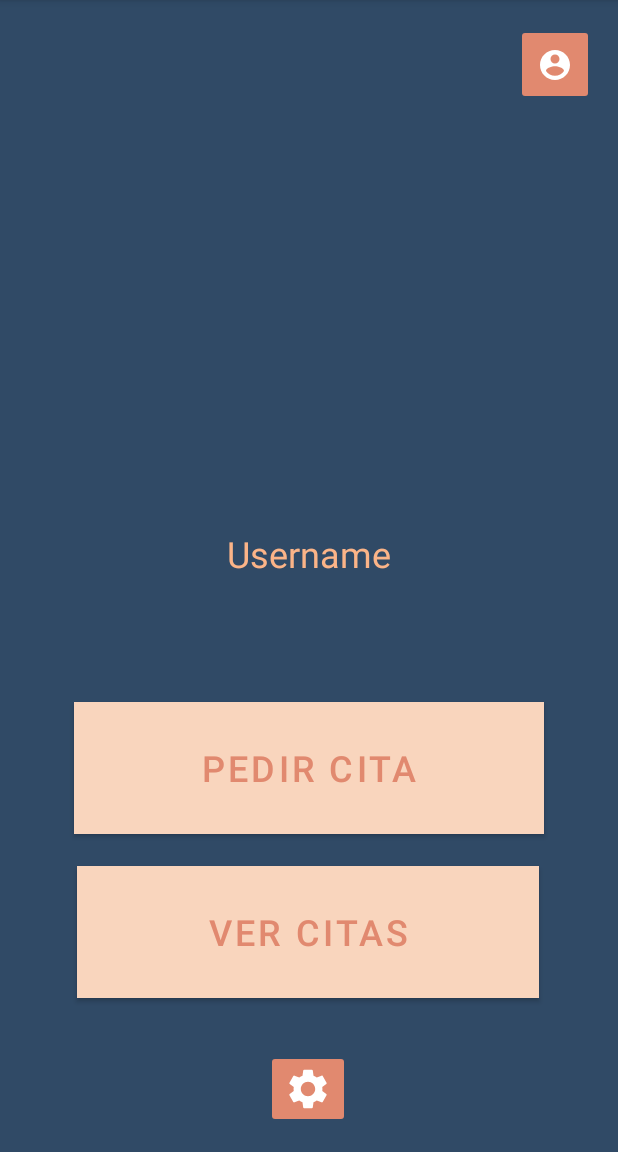
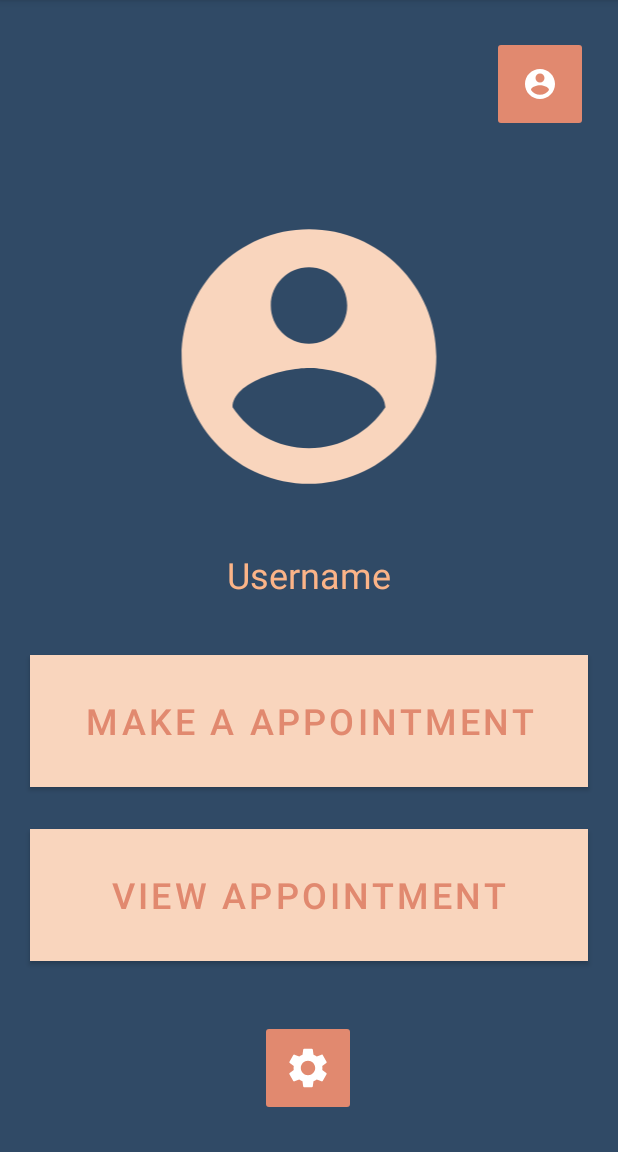
Before and after one commit to Nerd-Geek/PeluqueriaDAM, an Android app: the screen it shows after launch (MainActivity), on a phone screen of 412 x 824 dp, the part 84-1236 px from its top. Run offline under Robolectric (Android 15) with nearby library versions, the phone set to English and light mode, and no system bars.

Commit message:
Changes in main view Android

```diff
--- a/PeluqueriaAndroid/app/src/main/res/layout/activity_main.xml
+++ b/PeluqueriaAndroid/app/src/main/res/layout/activity_main.xml
@@ -2,70 +2,78 @@
 <androidx.constraintlayout.widget.ConstraintLayout xmlns:android="http://schemas.android.com/apk/res/android"
     xmlns:app="http://schemas.android.com/apk/res-auto"
     xmlns:tools="http://schemas.android.com/tools"
+    android:id="@+id/mainViewConstraintLayout"
     android:layout_width="match_parent"
     android:layout_height="match_parent"
     android:background="@color/paledarkblue"
     tools:context=".MainActivity">
 
     <ImageView
-        android:id="@+id/imageView"
+        android:id="@+id/mainViewImageAvatar"
         android:layout_width="201dp"
         android:layout_height="191dp"
+        android:contentDescription="TODO"
         app:layout_constraintBottom_toBottomOf="parent"
         app:layout_constraintEnd_toEndOf="parent"
-        app:layout_constraintHorizontal_bias="0.501"
         app:layout_constraintStart_toStartOf="parent"
         app:layout_constraintTop_toTopOf="parent"
-        app:layout_constraintVertical_bias="0.205"
-        tools:srcCompat="@drawable/user_defaulta_vatar_foreground" />
+        app:layout_constraintVertical_bias="0.246"
+        app:srcCompat="@drawable/user_defaulta_vatar_foreground" />
 
     <TextView
         android:id="@+id/mainViewTextName"
         android:layout_width="wrap_content"
         android:layout_height="wrap_content"
-        android:text="Username"
+        android:text="@string/main_view_label_username"
         android:textColor="@color/paleorange"
         android:textSize="24sp"
         app:layout_constraintBottom_toBottomOf="parent"
         app:layout_constraintLeft_toLeftOf="parent"
         app:layout_constraintRight_toRightOf="parent"
         app:layout_constraintTop_toTopOf="parent"
-        app:layout_constraintVertical_bias="0.48" />
+        app:layout_constraintVertical_bias="0.499" />
 
     <Button
-        android:id="@+id/button"
-        android:layout_width="313dp"
+        android:id="@+id/mainViewButtonMakeAppointment"
+        android:layout_width="match_parent"
         android:layout_height="88dp"
+        android:layout_marginLeft="20dp"
+        android:layout_marginRight="20dp"
         android:background="@color/paleorange"
-        android:text="Pedir Cita"
+        android:backgroundTintMode="src_in"
+        android:text="@string/main_view_button_make_appointment"
         android:textColor="@color/palelightred"
         android:textSize="24sp"
         app:layout_constraintBottom_toBottomOf="parent"
         app:layout_constraintEnd_toEndOf="parent"
         app:layout_constraintStart_toStartOf="parent"
         app:layout_constraintTop_toTopOf="parent"
-        app:layout_constraintVertical_bias="0.688" />
+        app:layout_constraintVertical_bias="0.642"
+        tools:ignore="TextContrastCheck" />
 
     <Button
-        android:id="@+id/button2"
-        android:layout_width="308dp"
+        android:id="@+id/mainViewButtonViewAppointments"
+        android:layout_width="match_parent"
         android:layout_height="88dp"
+        android:layout_marginLeft="20dp"
+        android:layout_marginRight="20dp"
         android:background="@color/paleorange"
-        android:text="Ver Citas"
+        android:backgroundTintMode="src_in"
+        android:text="@string/main_view_button_view_appointments"
         android:textColor="@color/palelightred"
         android:textSize="24sp"
         app:layout_constraintBottom_toBottomOf="parent"
         app:layout_constraintEnd_toEndOf="parent"
-        app:layout_constraintHorizontal_bias="0.495"
         app:layout_constraintStart_toStartOf="parent"
         app:layout_constraintTop_toTopOf="parent"
-        app:layout_constraintVertical_bias="0.849" />
+        app:layout_constraintVertical_bias="0.813"
+        tools:ignore="TextContrastCheck" />
 
     <ImageButton
-        android:id="@+id/imageButton"
-        android:layout_width="wrap_content"
-        android:layout_height="wrap_content"
-        android:layout_marginBottom="16dp"
+        android:id="@+id/mainViewImageButtonSettings"
+        android:layout_width="64dp"
+        android:layout_height="64dp"
+        android:layout_marginBottom="24dp"
         android:backgroundTint="@color/palelightred"
         app:layout_constraintBottom_toBottomOf="parent"
         app:layout_constraintEnd_toEndOf="parent"
@@ -75,14 +83,14 @@
         tools:ignore="SpeakableTextPresentCheck" />
 
     <ImageButton
-        android:id="@+id/imageButton2"
-        android:layout_width="52dp"
-        android:layout_height="54dp"
-        android:layout_marginTop="16dp"
+        android:id="@+id/mainViewImageButtonUserProfile"
+        android:layout_width="64dp"
+        android:layout_height="64dp"
+        android:layout_marginTop="24dp"
         android:backgroundTint="@color/palelightred"
         android:minHeight="48dp"
         app:layout_constraintEnd_toEndOf="parent"
-        app:layout_constraintHorizontal_bias="0.955"
+        app:layout_constraintHorizontal_bias="0.942"
         app:layout_constraintStart_toStartOf="parent"
         app:layout_constraintTop_toTopOf="parent"
         app:srcCompat="@drawable/ic_baseline_account_circle_24"
--- a/PeluqueriaAndroid/app/src/main/res/values/colors.xml
+++ b/PeluqueriaAndroid/app/src/main/res/values/colors.xml
@@ -7,6 +7,8 @@
     <color name="teal_700">#FF018786</color>
     <color name="black">#FF000000</color>
     <color name="white">#FFFFFFFF</color>
+
+    <!-- Colores del diseño -->
     <color name="palecream">#F9D5BD</color>
     <color name="paledarkcream">#E4C7AC</color>
     <color name="paleorange">#FBB488</color>
--- a/PeluqueriaAndroid/app/src/main/res/values/strings.xml
+++ b/PeluqueriaAndroid/app/src/main/res/values/strings.xml
@@ -1,3 +1,6 @@
 <resources>
     <string name="app_name">PeluqueriaAndroid</string>
+    <string name="main_view_label_username">Username</string>
+    <string name="main_view_button_make_appointment">Make a Appointment</string>
+    <string name="main_view_button_view_appointments">View Appointment</string>
 </resources>
--- a/PeluqueriaAndroid/app/src/main/res/values/userDefaultAvatar_background.xml
+++ /dev/null
@@ -1,4 +0,0 @@
-<?xml version="1.0" encoding="utf-8"?>
-<resources>
-    <color name="userDefaultAvatar_background">#8D1447</color>
-</resources>
```
Also changed, not shown: 2 other files.
